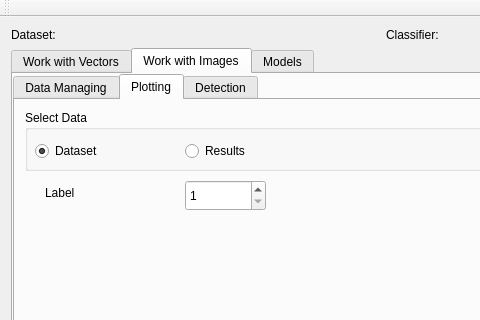
This is src/gui/mainwindow.ui in JdeRobot/cv-MachineLearning as Qt 5 draws it before an edit; both pictures show x 0 to 480 and y 0 to 320 of the 1141 by 674 pixel window. The edited form follows.
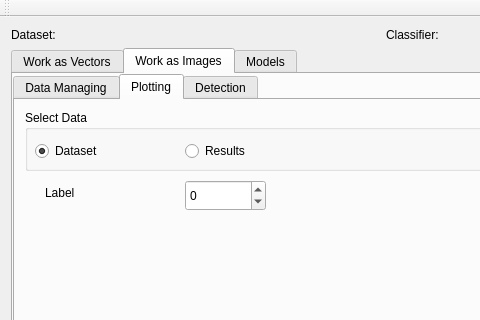
This is the edited form. The open tabs and pages were chosen to show the change.

Commit message: Images datamanaging

The edit to the form file:
```diff
--- a/src/gui/mainwindow.ui
+++ b/src/gui/mainwindow.ui
@@ -56,7 +56,7 @@
        </property>
        <widget class="QWidget" name="vectors_tab">
         <attribute name="title">
-         <string>Work with Vectors</string>
+         <string>Work as Vectors</string>
         </attribute>
         <widget class="QTabWidget" name="tabWidget_3">
          <property name="geometry">
@@ -1162,7 +1162,7 @@
        </widget>
        <widget class="QWidget" name="images_tab">
         <attribute name="title">
-         <string>Work with Images</string>
+         <string>Work as Images</string>
         </attribute>
         <widget class="QTabWidget" name="tabWidget_2">
          <property name="geometry">
@@ -1873,10 +1873,10 @@
             </rect>
            </property>
            <property name="minimum">
-            <number>1</number>
+            <number>-1</number>
            </property>
            <property name="maximum">
-            <number>999999</number>
+            <number>9</number>
            </property>
           </widget>
          </widget>
```
Left out of the diff: 2 changed lines with no effect on the pictures. The commit also changes 6 other files.
